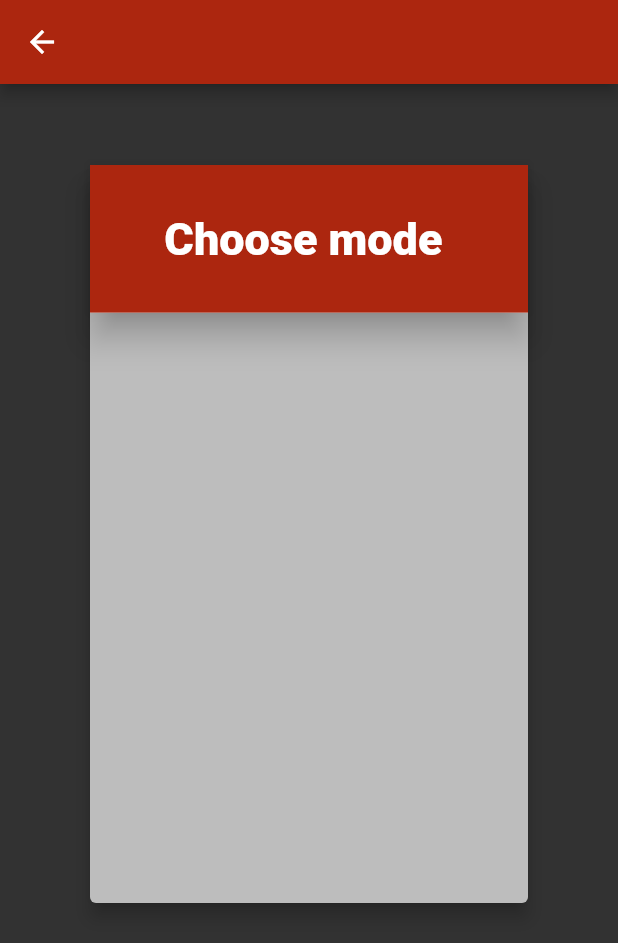
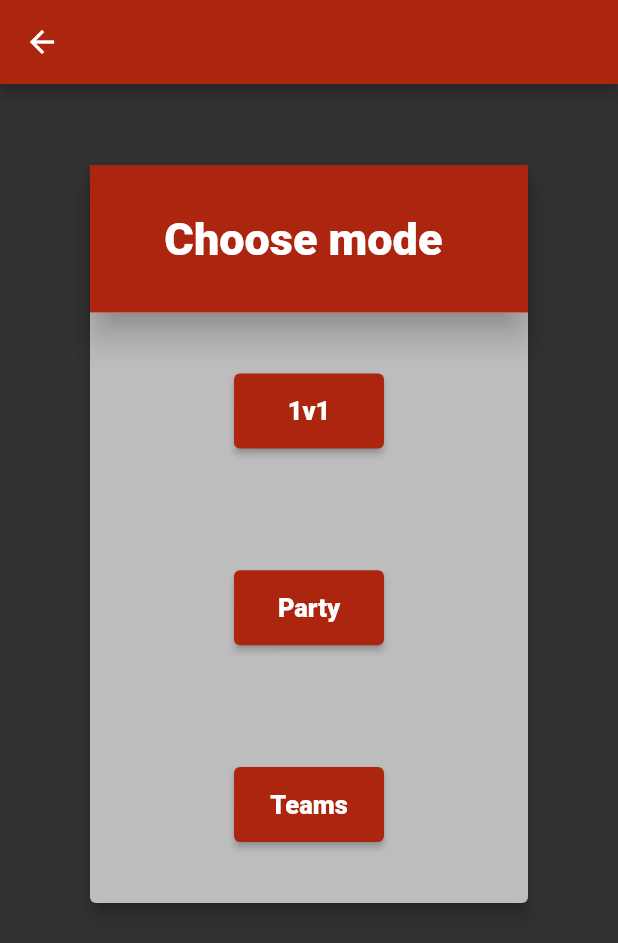
Before and after one commit to billpol1997/brave, a Flutter app: the ChooseModePage screen opened directly, on a phone screen of 412 x 824 dp. Shown: the top 943 px of the screen. Run offline on Flutter 3.47's test engine with Material 2 defaults, Android fonts, the phone set to English and light mode, and no system bars; our stand-ins replace google_fonts; Roboto replaces fonts that are missing (Megrim).

Commit message:
buttons integration

```diff
--- a/lib/menu/presentation/pages/choose_mode.dart
+++ b/lib/menu/presentation/pages/choose_mode.dart
@@ -1,3 +1,4 @@
+import 'package:brave/menu/presentation/pages/truth_or_dare_page.dart';
 import 'package:flutter/material.dart';
 
 class ChooseModePage extends StatelessWidget {
@@ -39,6 +40,9 @@ class ChooseModePage extends StatelessWidget {
                   ),
                   Expanded(
                     child:Container(
+                      child:ModeList( modes: ["1v1","Party","Teams"],
+
+                      ),
 
                     ),
                     flex: 4,
@@ -53,3 +57,37 @@ class ChooseModePage extends StatelessWidget {
     );
   }
 }
+
+class ModeList extends StatelessWidget {
+  const ModeList({Key? key, required this.modes}) : super(key: key);
+  final List<String>modes;
+
+  @override
+  Widget build(BuildContext context) {
+    return Column(
+      mainAxisAlignment: MainAxisAlignment.spaceAround,
+      children: modes.map((mode) => ModeButton(modeName: mode, onPressed: () {Navigator.of(context).push(MaterialPageRoute(builder: (context) => TruthOrDarePage()));} )).toList(),
+    );
+  }
+}
+
+class ModeButton extends StatelessWidget {
+  const ModeButton({Key? key, required this.modeName, required this.onPressed}) : super(key: key);
+  final String modeName;
+  final void Function() onPressed;
+
+  @override
+  Widget build(BuildContext context) {
+    return ElevatedButton(
+        style: ButtonStyle(
+          minimumSize: MaterialStateProperty.all(Size(100.0,50.0)),
+            backgroundColor: MaterialStateProperty.all(
+                Theme.of(context).primaryColor)),
+        onPressed:  onPressed,
+        child: Text(
+          modeName,
+
+          style: Theme.of(context).textTheme.bodyText1,
+        ));
+  }
+}
```
Also changed, not shown: lib/menu/presentation/pages/truth_or_dare_page.dart (added, +102 -0 lines).
